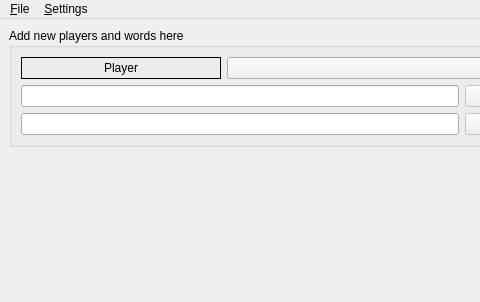
Qt form mainwindow.ui (cycoe/Ah-Counter) before a commit; both pictures show x 0 to 480 and y 0 to 302 of the 786 by 302 pixel window.
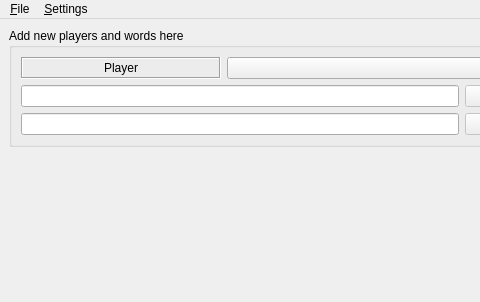
The same form after that commit.

Commit message: Change the term from specie to word

```diff
--- a/mainwindow.ui
+++ b/mainwindow.ui
@@ -35,7 +35,7 @@
             <enum>QFrame::Box</enum>
            </property>
            <property name="frameShadow">
-            <enum>QFrame::Plain</enum>
+            <enum>QFrame::Sunken</enum>
            </property>
            <property name="text">
             <string>Player</string>
```
Left out of the diff: 4 changed lines with no effect on the pictures. The commit also changes 2 other files.
